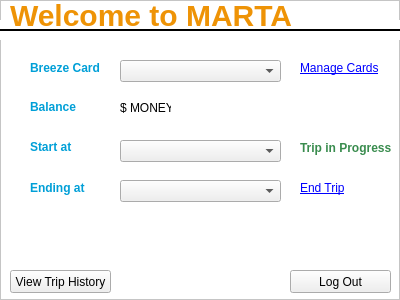
alishan-kaisani/CS4400-GUI, file app/ui/welcomeToMarta.ui: the form before one commit.
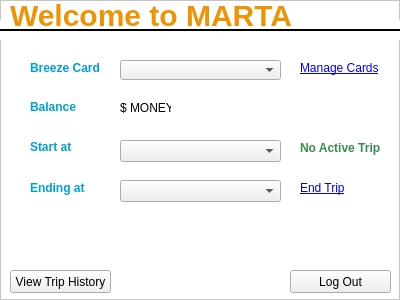
The form after the commit. Icons and pictures are not drawn.

Commit message: Made so many edits I don't even remember - Refer to current state of backend to gauge progress

```diff
--- a/app/ui/welcomeToMarta.ui
+++ b/app/ui/welcomeToMarta.ui
@@ -65,7 +65,7 @@
     <rect>
      <x>300</x>
      <y>140</y>
-     <width>91</width>
+     <width>81</width>
      <height>16</height>
     </rect>
    </property>
@@ -73,7 +73,7 @@
     <string notr="true">QLabel#tripLabel {font-weight: bold; color:rgb(57, 140, 78);}</string>
    </property>
    <property name="text">
-    <string>Trip in Progress</string>
+    <string>No Active Trip</string>
    </property>
   </widget>
   <widget class="QComboBox" name="breezeCardBox">
@@ -82,9 +82,18 @@
      <x>120</x>
      <y>60</y>
      <width>161</width>
-     <height>22</height>
+     <height>20</height>
     </rect>
    </property>
+   <property name="insertPolicy">
+    <enum>QComboBox::NoInsert</enum>
+   </property>
+   <property name="sizeAdjustPolicy">
+    <enum>QComboBox::AdjustToContentsOnFirstShow</enum>
+   </property>
+   <property name="duplicatesEnabled">
+    <bool>true</bool>
+   </property>
   </widget>
   <widget class="QLabel" name="balanceLabel">
    <property name="geometry">
```
Left out of the diff: 12 changed lines with no effect on the pictures. The commit also changes 16 other files.
